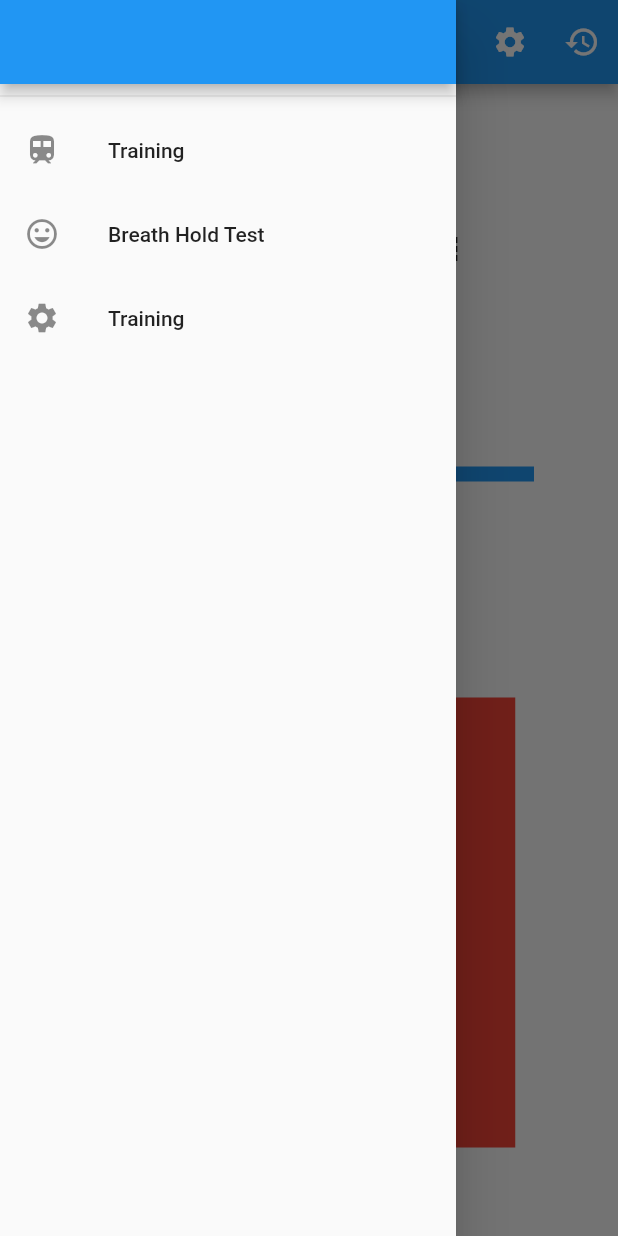
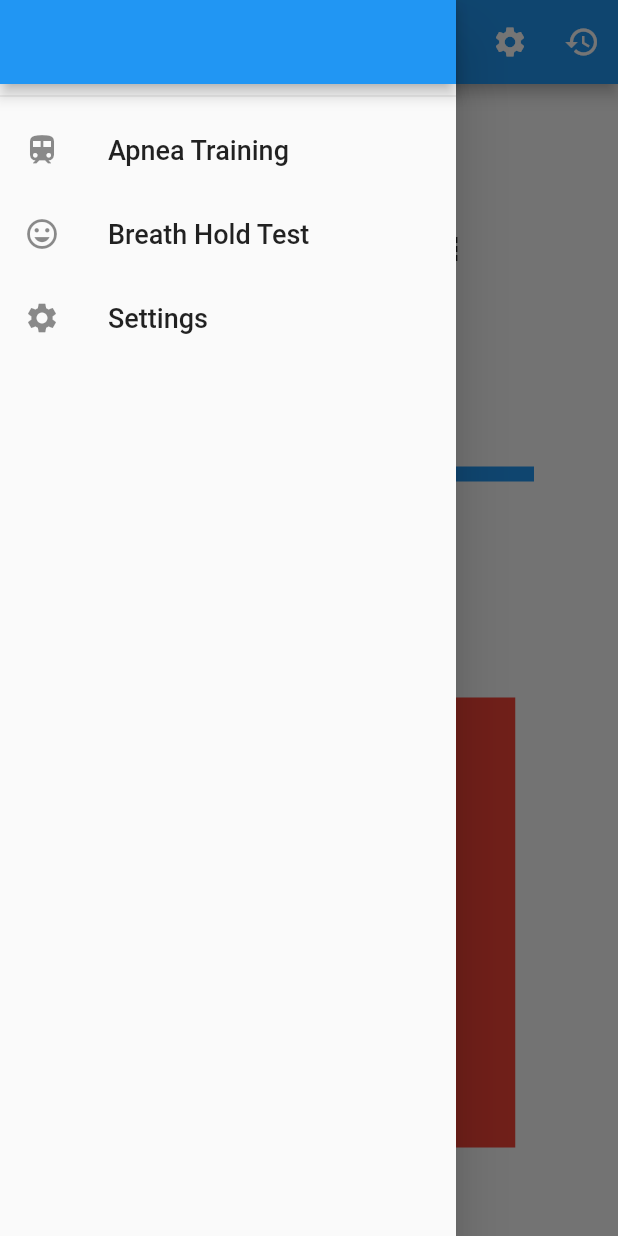
Before and after one commit to YuChaoGithub/flutter-apnea-app, a Flutter app: the screen it shows after launch, with the side drawer open, on a phone screen of 412 x 824 dp. Run offline on Flutter 3.47's test engine with Material 2 defaults, Android fonts, the phone set to English and light mode, and no system bars.

Commit message:
Completed layout and navigation of Training Screen, Breath Hold Test Screen, Breath Hold Test History Screen, and Settings Screen.

```diff
--- a/lib/main.dart
+++ b/lib/main.dart
@@ -1,6 +1,9 @@
 import 'package:flutter/material.dart';
 
 import './screens/training_screen.dart';
+import './screens/breath_hold_test_screen.dart';
+import './screens/settings_screen.dart';
+import './screens/breath_hold_test_history_screen.dart';
 
 void main() => runApp(MyApp());
 
@@ -10,6 +13,12 @@ class MyApp extends StatelessWidget {
     return MaterialApp(
       title: 'Apnea',
       home: TrainingScreen(),
+      routes: {
+        TrainingScreen.routeName: (ctx) => TrainingScreen(),
+        BreathHoldTestScreen.routeName: (ctx) => BreathHoldTestScreen(),
+        SettingsScreen.routeName: (ctx) => SettingsScreen(),
+        BreathHoldTestHistoryScreen.routeName: (ctx) => BreathHoldTestHistoryScreen(),
+      },
     );
   }
 }
--- a/lib/screens/training_screen.dart
+++ b/lib/screens/training_screen.dart
@@ -2,6 +2,8 @@ import 'package:apnea/widgets/drawer_widget.dart';
 import 'package:flutter/material.dart';
 
 class TrainingScreen extends StatelessWidget {
+  static const routeName = '/training';
+
   @override
   Widget build(BuildContext context) {
     return Scaffold(
--- a/lib/widgets/drawer_widget.dart
+++ b/lib/widgets/drawer_widget.dart
@@ -1,4 +1,8 @@
 import 'package:flutter/material.dart';
+
+import '../screens/breath_hold_test_screen.dart';
+import '../screens/training_screen.dart';
+import '../screens/settings_screen.dart';
 
 class DrawerWidget extends StatelessWidget {
   @override
@@ -12,20 +16,20 @@ class DrawerWidget extends StatelessWidget {
               automaticallyImplyLeading: false,
             ),
             Divider(),
-            ListTile(
-              title: Text('Training'),
-              leading: Icon(Icons.train),
-              onTap: () {},
+            DrawerItem(
+              title: 'Apnea Training',
+              icon: Icon(Icons.train),
+              targetRoute: TrainingScreen.routeName,
             ),
-            ListTile(
-              title: Text('Breath Hold Test'),
-              leading: Icon(Icons.tag_faces),
-              onTap: () {},
+            DrawerItem(
+              title: 'Breath Hold Test',
+              icon: Icon(Icons.tag_faces),
+              targetRoute: BreathHoldTestScreen.routeName,
             ),
-            ListTile(
-              title: Text('Training'),
-              leading: Icon(Icons.settings),
-              onTap: () {},
+            DrawerItem(
+              title: 'Settings',
+              icon: Icon(Icons.settings),
+              targetRoute: SettingsScreen.routeName,
             ),
           ],
         ),
@@ -33,3 +37,27 @@ class DrawerWidget extends StatelessWidget {
     );
   }
 }
+
+class DrawerItem extends StatelessWidget {
+  final String title;
+  final Icon icon;
+  final String targetRoute;
+
+  DrawerItem({
+    @required this.title,
+    @required this.icon,
+    @required this.targetRoute,
+  });
+
+  @override
+  Widget build(BuildContext context) {
+    return ListTile(
+      title: Text(
+        title,
+        style: TextStyle(fontSize: 18),
+      ),
+      leading: icon,
+      onTap: () => Navigator.of(context).pushReplacementNamed(targetRoute),
+    );
+  }
+}
```
Also changed, not shown: lib/screens/breath_hold_test_history_screen.dart (+23 -0 lines), lib/screens/breath_hold_test_screen.dart (+94 -0 lines), lib/screens/settings_screen.dart (+67 -0 lines), 1 other file.
